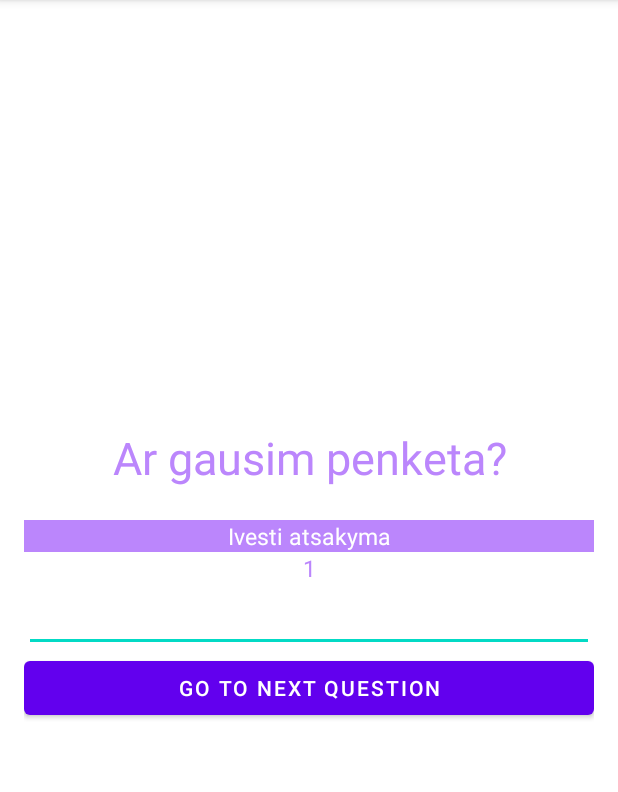
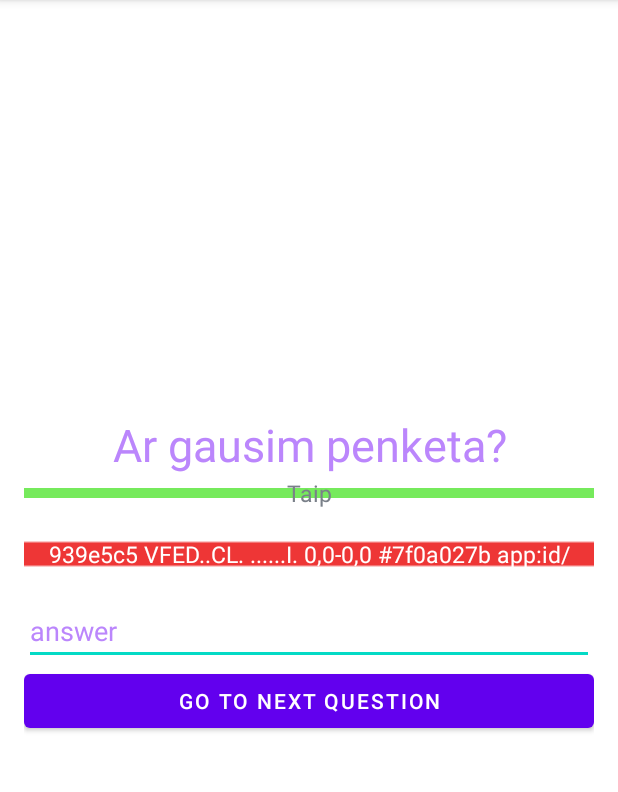
Before and after one commit to Pr1eMan/QuizGame, an Android app: the QuizGameMain screen opened directly, with no data from a screen before it, after a tap on "SUBMIT", on a phone screen of 412 x 824 dp, the part 84-876 px from its top. Run offline under Robolectric (Android 15) with nearby library versions, the phone set to English and light mode, and no system bars; libraries missing offline, so code that uses them is left out: org.chromium.base; 1 statement that could not run was skipped; 2 other taps on this screen came first.

Commit message:
Revert "defense"
This reverts commit 1028f39f8138ea063d90c4dbd4496aba6c21412b.

```diff
--- a/app/src/main/java/com/ifk8edvmat1gabkojginkir/ktuprojektas/QuizGameMain.kt
+++ b/app/src/main/java/com/ifk8edvmat1gabkojginkir/ktuprojektas/QuizGameMain.kt
@@ -95,9 +95,11 @@ class QuizGameMain : AppCompatActivity(), View.OnClickListener {
         questionas.text = question!!.question
 
        // val optionOne = findViewById<View>(R.id.optionOne) as TextView
-      // optionOne.text = question.optionOne
+        optionOne.text = question.optionOne
        // val optionTwo = findViewById<View>(R.id.optionTwo) as TextView
-        optionTwo.text = "Ivesti atsakyma"
+       // optionTwo.text = question.optionTwo
+        val optionTwoText : EditText = findViewById(R.id.answer)
+        optionTwo.text = optionTwoText.toString()
 
     }
     private fun defaultOptionsView() {
@@ -106,7 +108,7 @@ class QuizGameMain : AppCompatActivity(), View.OnClickListener {
         val btnSubmit = findViewById<View>(R.id.btnSubmit) as Button
         val options=ArrayList<TextView>()
         options.add(0,optionOne)
-        options.add(1,optionTwo)
+       // options.add(1,optionTwo)
         for (option in options) {
             option.setTextColor(Color.parseColor("#7a8089"))
             option.typeface = Typeface.DEFAULT
@@ -117,14 +119,12 @@ class QuizGameMain : AppCompatActivity(), View.OnClickListener {
     override fun onClick(v: View?) {
         val optionOne = findViewById<View>(R.id.optionOne) as TextView
         val optionTwo = findViewById<View>(R.id.optionTwo) as TextView
-        val debug = findViewById<View>(R.id.debug) as TextView
         val btnSubmit = findViewById<View>(R.id.btnSubmit) as Button
         when(v?.id) {
             R.id.optionOne -> {
                 selectedOptionView(optionOne,1)
             }
             R.id.optionTwo -> {
-
                 selectedOptionView(optionTwo,2)
             }
             R.id.btnSubmit -> {
@@ -144,32 +144,10 @@ class QuizGameMain : AppCompatActivity(), View.OnClickListener {
                     }
                 } else {
                     val question = mQuestionsList?.get(mCurrentPosition-1)
-                    if(mSelectedOptionPosition ==2) {
-                        var ats = findViewById(R.id.answer) as EditText
-                          debug.text=question!!.correctAnswer.toString()
-                        if(question.optionOne == ats.text.toString()) {
-                            if(question.correctAnswer == question!!.correctAnswer) {
-                                mSelectedOptionPosition==1
-                                mCorrectAnswers++
-                                debug.text="Your answer is correct"
-                            } else {
-                                debug.text="Your answer is incorrect"
-                            }
-                        }
-                        if(question.optionTwo == ats.text.toString()) {
-                            if(question.correctAnswer == question!!.correctAnswer) {
-                                mSelectedOptionPosition==2
-                                mCorrectAnswers++
-                                debug.text="Your answer is correct"
-                            } else {
-                                debug.text="Your answer is incorrect"
-                            }
-                        }
-                    }
                     if(question!!.correctAnswer != mSelectedOptionPosition) {
                         answerView(mSelectedOptionPosition,R.drawable.red)
                     } else {
-                        //mCorrectAnswers++
+                        mCorrectAnswers++
                     }
                     answerView(question.correctAnswer, R.drawable.green)
                     if(mCurrentPosition == mQuestionsList!!.size) {
@@ -190,16 +168,15 @@ class QuizGameMain : AppCompatActivity(), View.OnClickListener {
         val btnSubmit = findViewById<View>(R.id.btnSubmit) as Button
         when(answer) {
             1-> {
-            //    optionOne.background = ContextCompat.getDrawable(this,drawableView)
+                optionOne.background = ContextCompat.getDrawable(this,drawableView)
             }
             2-> {
-              //  optionTwo.background = ContextCompat.getDrawable(this,drawableView)
+                optionTwo.background = ContextCompat.getDrawable(this,drawableView)
             }
         }
     }
     private fun selectedOptionView(tv: TextView, selectedOptionNum:Int) {
         defaultOptionsView()
-
         mSelectedOptionPosition = selectedOptionNum
         tv.setTextColor(Color.parseColor("#FFFFFFFF"))
       //  tv.setTypeface = (tv.typeface, Typeface.BOLD)
--- a/app/src/main/res/layout/activity_quiz_game_main.xml
+++ b/app/src/main/res/layout/activity_quiz_game_main.xml
@@ -34,18 +34,11 @@
             android:gravity="center"
             android:textSize="15sp"
             android:id="@+id/optionTwo"/>
-        <TextView
-            android:layout_width="match_parent"
-            android:layout_height="wrap_content"
-            android:textColor="@color/purple_200"
-            android:gravity="center"
-            android:textSize="15sp"
-            android:id="@+id/debug"/>
         <androidx.appcompat.widget.AppCompatEditText
             android:id="@+id/answer"
             android:layout_width="match_parent"
             android:layout_height="wrap_content"
-
+            android:hint="answer"
             android:textColor="@color/black"
             android:textColorHint="@color/purple_200"/>
         <Button
```
